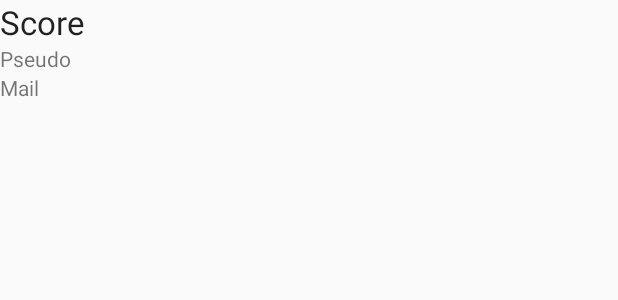
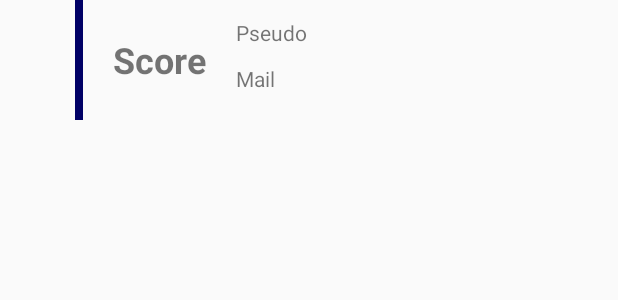
Before and after one commit to BenjaminDuchanois/ColorMemory, an Android app: the layout list_layout.xml on its own in the app's theme, with its tools: preview values and no code run, on a phone screen of 412 x 824 dp. Shown: the top 300 px of the screen. Run offline under Robolectric (Android 15) with nearby library versions, the phone set to English and light mode, and no system bars.

Commit message:
Design du scoreboard

```diff
--- a/app/src/main/java/com/example/colormemory/Jeu.java
+++ b/app/src/main/java/com/example/colormemory/Jeu.java
@@ -67,8 +67,6 @@ public class Jeu extends AppCompatActivity {
     //L'object pour la synchronisation :
     private final Object attente = new Object();
 
-    //Pour la fin de partie :
-    private boolean fin;
 
     //Les boutons :
     private Button boutonRouge, boutonBleu, boutonVert, boutonJaune, boutonOrange, boutonRose,
--- a/app/src/main/res/layout/list_layout.xml
+++ b/app/src/main/res/layout/list_layout.xml
@@ -4,25 +4,93 @@
     android:layout_width="match_parent"
     android:layout_height="match_parent">
 
+    <RelativeLayout
+        android:layout_width="match_parent"
+        android:layout_height="80dp"
+        android:layout_centerHorizontal="true">
+
+        <ImageView
+            android:id="@+id/joueurrang1"
+            android:layout_width="45dp"
+            android:layout_height="45dp"
+            android:layout_alignParentLeft="true"
+            android:layout_centerVertical="true"
+            android:background="@drawable/or"
+            android:visibility="invisible"/>
+
+        <ImageView
+            android:id="@+id/joueurrang2"
+            android:layout_width="45dp"
+            android:layout_height="45dp"
+            android:layout_alignParentLeft="true"
+            android:layout_centerVertical="true"
+            android:background="@drawable/argent"
+            android:visibility="invisible"/>
+
+        <ImageView
+            android:id="@+id/joueurrang3"
+            android:layout_width="45dp"
+            android:layout_height="45dp"
+            android:layout_alignParentLeft="true"
+            android:layout_centerVertical="true"
+            android:background="@drawable/bronze"
+            android:visibility="invisible"/>
+
+        <TextView
+            android:id="@+id/joueurrang"
+            android:layout_width="wrap_content"
+            android:layout_height="wrap_content"
+            android:layout_alignParentLeft="true"
+            android:text="1."
+            android:layout_centerVertical="true"
+            android:textSize="32dp"
+            android:visibility="invisible"/>
+
+        <View
+            android:id="@+id/joueurline"
+            android:layout_width="5dp"
+            android:layout_height="match_parent"
+            android:background="#006"
+            android:layout_alignParentLeft="true"
+            android:layout_marginLeft="50dp"/>
+
+        <RelativeLayout
+            android:layout_width="match_parent"
+            android:layout_height="match_parent"
+            android:layout_toRightOf="@+id/joueurline">
+
             <TextView
                 android:id="@+id/joueurscore"
                 android:text="Score"
-        android:textAppearance="@style/Base.TextAppearance.AppCompat.Large"
-        android:layout_width="match_parent"
-        android:layout_height="wrap_content" />
+                android:layout_width="wrap_content"
+                android:layout_height="wrap_content"
+                android:layout_centerVertical="true"
+                android:layout_marginLeft="20dp"
+                android:textSize="24dp"
+                android:textStyle="bold"/>
 
             <TextView
                 android:id="@+id/joueurname"
                 android:text="Pseudo"
-        android:layout_width="match_parent"
-        android:layout_height="wrap_content"
-        android:layout_below="@+id/joueurscore" />
+                android:layout_width="wrap_content"
+                android:layout_height="25dp"
+                android:layout_toRightOf="@+id/joueurscore"
+                android:layout_marginLeft="20dp"
+                android:layout_alignParentTop="true"
+                android:translationY="12dp"/>
 
             <TextView
                 android:id="@+id/joueurmail"
                 android:text="Mail"
-        android:layout_width="match_parent"
-        android:layout_height="wrap_content"
-        android:layout_below="@+id/joueurname"/>
+                android:layout_width="wrap_content"
+                android:layout_height="25dp"
+                android:layout_toRightOf="@+id/joueurscore"
+                android:layout_alignParentBottom="true"
+                android:layout_marginLeft="20dp"
+                android:translationY="-12dp"/>
 
         </RelativeLayout>
+
+    </RelativeLayout>
+
+</RelativeLayout>
```
Also changed, not shown: app/src/main/java/com/example/colormemory/AccountActivity/JoueurList.java (+21 -0 lines), app/src/main/java/com/example/colormemory/HightScore.java (+13 -1 lines), app/src/main/res/layout/activity_hight_score.xml (+57 -0 lines), app/src/main/res/layout/activity_main.xml (+5 -4 lines), app/src/main/res/drawable/argent.png (added), app/src/main/res/drawable/bronze.png (added), app/src/main/res/drawable/courone.png (added), app/src/main/res/drawable/or.png (added). Lines whose indentation alone changed are shown as unchanged.
